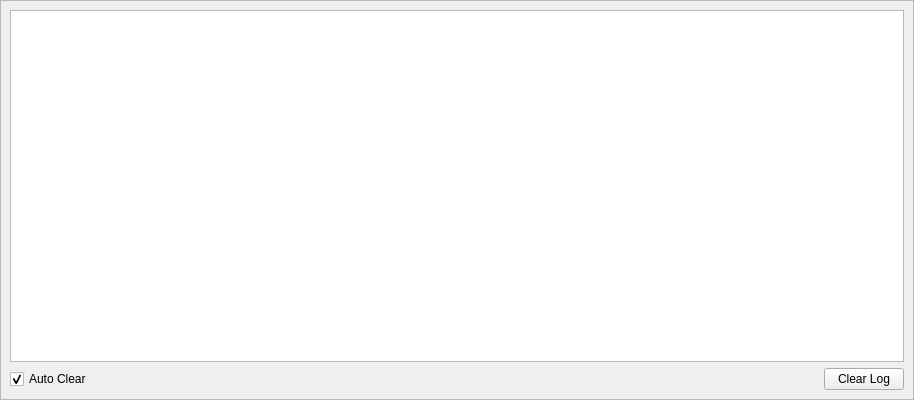
This is Projects/Inspector/LogWidget.ui in ezEngine/ezEngine as Qt 5 draws it before an edit. The edited form follows.
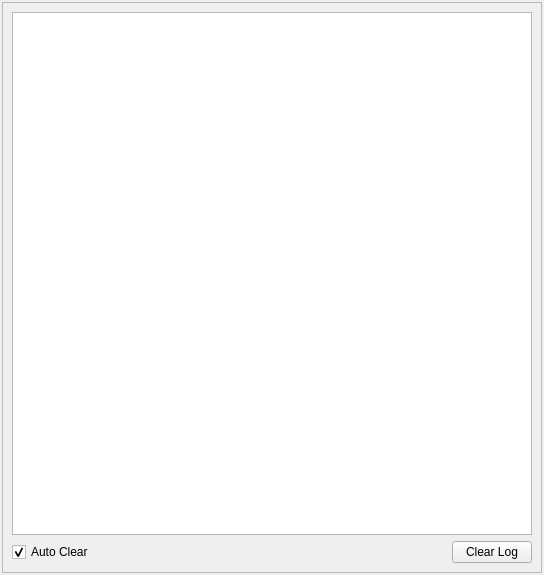
This is the edited form.

What changed in the file:
```diff
--- a/Projects/Inspector/LogWidget.ui
+++ b/Projects/Inspector/LogWidget.ui
@@ -6,10 +6,22 @@
    <rect>
     <x>0</x>
     <y>0</y>
-    <width>914</width>
-    <height>400</height>
+    <width>544</width>
+    <height>575</height>
    </rect>
   </property>
+  <property name="minimumSize">
+   <size>
+    <width>187</width>
+    <height>150</height>
+   </size>
+  </property>
+  <property name="sizeIncrement">
+   <size>
+    <width>5</width>
+    <height>5</height>
+   </size>
+  </property>
   <property name="features">
    <set>QDockWidget::DockWidgetFloatable|QDockWidget::DockWidgetMovable</set>
   </property>
@@ -24,17 +36,8 @@
     <property name="spacing">
      <number>0</number>
     </property>
-    <property name="leftMargin">
-     <number>0</number>
-    </property>
-    <property name="topMargin">
-     <number>0</number>
-    </property>
-    <property name="rightMargin">
-     <number>0</number>
-    </property>
-    <property name="bottomMargin">
-     <number>0</number>
+    <property name="margin">
+     <number>2</number>
     </property>
     <item>
      <widget class="QFrame" name="frame">
```
Left out of the diff: 2 changed lines with no effect on the pictures.
